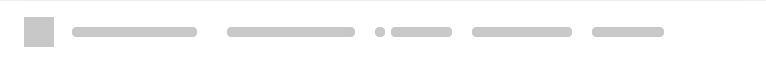
First picture: the form in src/MEGASync/gui/win/TransferManagerLoadingItem.ui, repository meganz/MEGAsync, before the edit.
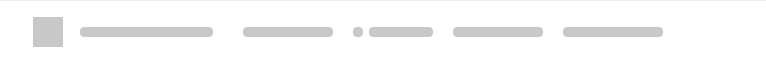
Second picture: the form after the edit.

The edit to the form file:
```diff
--- a/src/MEGASync/gui/win/TransferManagerLoadingItem.ui
+++ b/src/MEGASync/gui/win/TransferManagerLoadingItem.ui
@@ -110,7 +110,7 @@
      <property name="styleSheet">
       <string notr="true">background-color: rgb(255, 255, 255);</string>
      </property>
-     <layout class="QHBoxLayout" name="stateActiveLayout">
+     <layout class="QHBoxLayout" name="stateActiveLayout" stretch="0,0,1,0,0,0,0,0,0">
       <property name="spacing">
        <number>0</number>
       </property>
@@ -121,7 +121,7 @@
        <number>0</number>
       </property>
       <property name="rightMargin">
-       <number>34</number>
+       <number>35</number>
       </property>
       <property name="bottomMargin">
        <number>0</number>
@@ -162,7 +162,7 @@
          <property name="bottomMargin">
           <number>0</number>
          </property>
-         <item alignment="Qt::AlignLeft|Qt::AlignVCenter">
+         <item alignment="Qt::AlignHCenter|Qt::AlignVCenter">
           <widget class="QWidget" name="typePlaceHolder" native="true">
            <property name="sizePolicy">
             <sizepolicy hsizetype="Fixed" vsizetype="Fixed">
@@ -190,6 +190,22 @@
         </layout>
        </widget>
       </item>
+      <item>
+       <spacer name="horizontalSpacer">
+        <property name="orientation">
+         <enum>Qt::Horizontal</enum>
+        </property>
+        <property name="sizeType">
+         <enum>QSizePolicy::Fixed</enum>
+        </property>
+        <property name="sizeHint" stdset="0">
+         <size>
+          <width>8</width>
+          <height>0</height>
+         </size>
+        </property>
+       </spacer>
+      </item>
       <item>
        <widget class="QWidget" name="wName" native="true">
         <property name="sizePolicy">
@@ -200,7 +216,7 @@
         </property>
         <property name="minimumSize">
          <size>
-          <width>0</width>
+          <width>105</width>
           <height>36</height>
          </size>
         </property>
@@ -268,13 +284,13 @@
         </property>
         <property name="minimumSize">
          <size>
-          <width>148</width>
+          <width>110</width>
           <height>63</height>
          </size>
         </property>
         <property name="maximumSize">
          <size>
-          <width>148</width>
+          <width>110</width>
           <height>63</height>
          </size>
         </property>
@@ -330,13 +346,13 @@
         </property>
         <property name="minimumSize">
          <size>
-          <width>97</width>
+          <width>100</width>
           <height>63</height>
          </size>
         </property>
         <property name="maximumSize">
          <size>
-          <width>97</width>
+          <width>100</width>
           <height>63</height>
          </size>
         </property>
@@ -409,13 +425,13 @@
         </property>
         <property name="minimumSize">
          <size>
-          <width>120</width>
+          <width>110</width>
           <height>63</height>
          </size>
         </property>
         <property name="maximumSize">
          <size>
-          <width>120</width>
+          <width>110</width>
           <height>63</height>
          </size>
         </property>
@@ -468,13 +484,13 @@
         </property>
         <property name="minimumSize">
          <size>
-          <width>92</width>
+          <width>120</width>
           <height>63</height>
          </size>
         </property>
         <property name="maximumSize">
          <size>
-          <width>92</width>
+          <width>120</width>
           <height>63</height>
          </size>
         </property>
```
